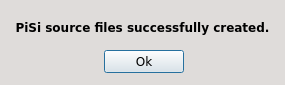
This is ui/finished.ui in pars-linux/pisiyap as Qt 5 draws it before an edit. The edited form follows.
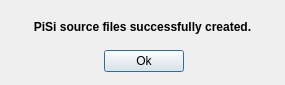
This is the edited form.

Patch:
```diff
--- a/ui/finished.ui
+++ b/ui/finished.ui
@@ -13,131 +13,11 @@
     <height>85</height>
    </rect>
   </property>
-  <property name="palette">
-   <palette>
-    <active>
-     <colorrole role="WindowText">
-      <brush brushstyle="SolidPattern">
-       <color alpha="255">
-        <red>209</red>
-        <green>214</green>
-        <blue>224</blue>
-       </color>
-      </brush>
-     </colorrole>
-     <colorrole role="Text">
-      <brush brushstyle="SolidPattern">
-       <color alpha="255">
-        <red>209</red>
-        <green>214</green>
-        <blue>224</blue>
-       </color>
-      </brush>
-     </colorrole>
-     <colorrole role="Base">
-      <brush brushstyle="SolidPattern">
-       <color alpha="255">
-        <red>223</red>
-        <green>220</green>
-        <blue>218</blue>
-       </color>
-      </brush>
-     </colorrole>
-     <colorrole role="Window">
-      <brush brushstyle="SolidPattern">
-       <color alpha="255">
-        <red>223</red>
-        <green>220</green>
-        <blue>218</blue>
-       </color>
-      </brush>
-     </colorrole>
-    </active>
-    <inactive>
-     <colorrole role="WindowText">
-      <brush brushstyle="SolidPattern">
-       <color alpha="255">
-        <red>209</red>
-        <green>214</green>
-        <blue>224</blue>
-       </color>
-      </brush>
-     </colorrole>
-     <colorrole role="Text">
-      <brush brushstyle="SolidPattern">
-       <color alpha="255">
-        <red>209</red>
-        <green>214</green>
-        <blue>224</blue>
-       </color>
-      </brush>
-     </colorrole>
-     <colorrole role="Base">
-      <brush brushstyle="SolidPattern">
-       <color alpha="255">
-        <red>223</red>
-        <green>220</green>
-        <blue>218</blue>
-       </color>
-      </brush>
-     </colorrole>
-     <colorrole role="Window">
-      <brush brushstyle="SolidPattern">
-       <color alpha="255">
-        <red>223</red>
-        <green>220</green>
-        <blue>218</blue>
-       </color>
-      </brush>
-     </colorrole>
-    </inactive>
-    <disabled>
-     <colorrole role="WindowText">
-      <brush brushstyle="SolidPattern">
-       <color alpha="255">
-        <red>110</red>
-        <green>111</green>
-        <blue>114</blue>
-       </color>
-      </brush>
-     </colorrole>
-     <colorrole role="Text">
-      <brush brushstyle="SolidPattern">
-       <color alpha="255">
-        <red>110</red>
-        <green>111</green>
-        <blue>114</blue>
-       </color>
-      </brush>
-     </colorrole>
-     <colorrole role="Base">
-      <brush brushstyle="SolidPattern">
-       <color alpha="255">
-        <red>223</red>
-        <green>220</green>
-        <blue>218</blue>
-       </color>
-      </brush>
-     </colorrole>
-     <colorrole role="Window">
-      <brush brushstyle="SolidPattern">
-       <color alpha="255">
-        <red>223</red>
-        <green>220</green>
-        <blue>218</blue>
-       </color>
-      </brush>
-     </colorrole>
-    </disabled>
-   </palette>
-  </property>
-  <property name="font">
-   <font>
-    <family>DejaVu Sans</family>
-   </font>
-  </property>
   <property name="windowTitle">
-   <string>PisiYap - Finished!</string>
+   <string>PiSiYap - Finished!</string>
+  </property>
+  <property name="styleSheet">
+   <string notr="true"/>
   </property>
   <layout class="QGridLayout" name="gridLayout">
    <item row="0" column="0">
@@ -149,7 +29,7 @@
       </font>
      </property>
      <property name="styleSheet">
-      <string notr="true">color: rgb(0, 0, 0);</string>
+      <string notr="true"/>
      </property>
      <property name="text">
       <string>PiSi source files successfully created.</string>
```
